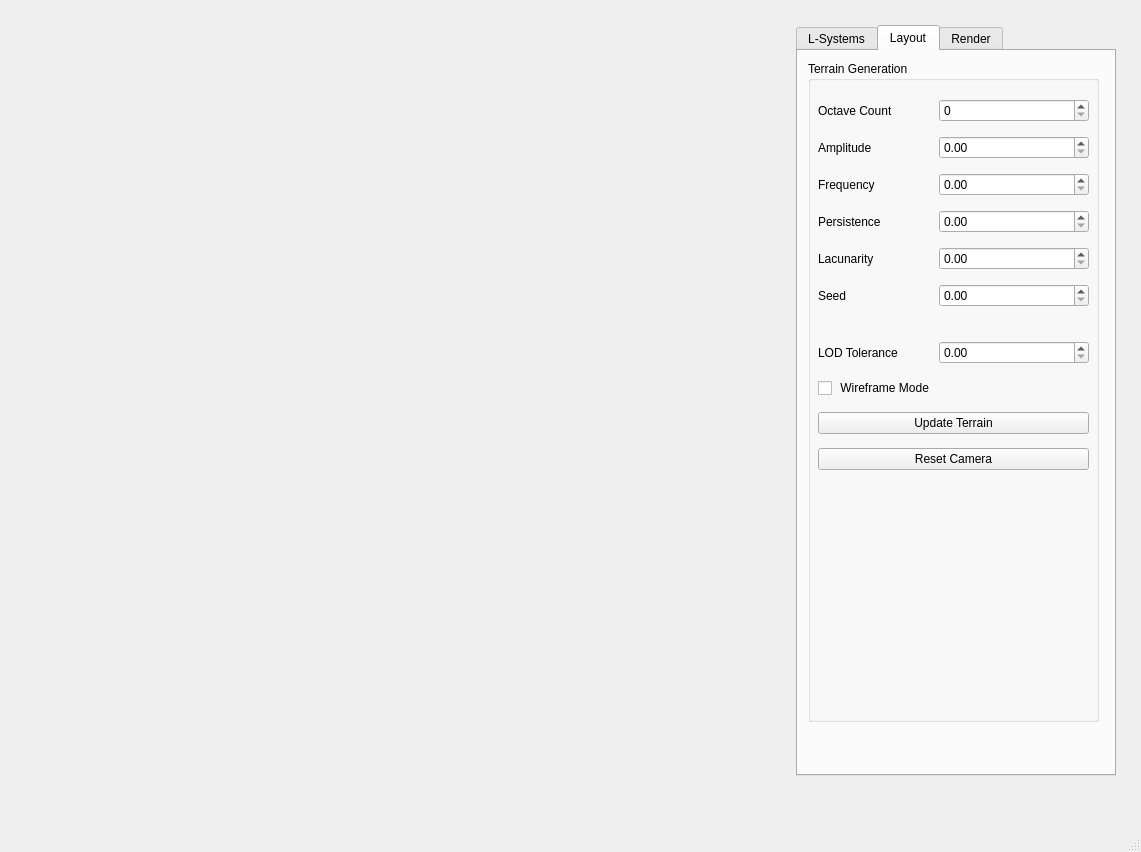
First picture: the form in ForestGenerator/ui/MainWindow.ui, repository BenCarey88/ForestGenerator, before the edit.
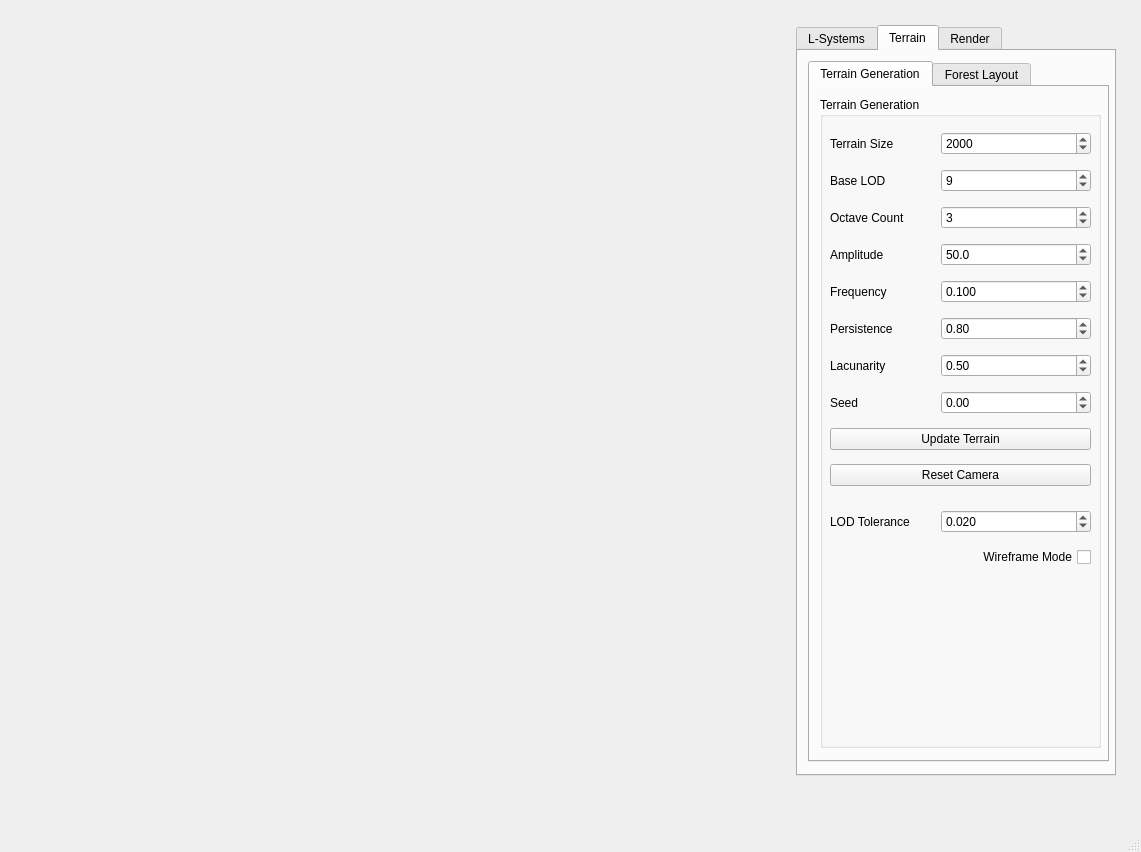
Second picture: the form after the edit. The open tabs and pages were chosen to show the change.

Commit message: improved the ui; added some comments to stuff; got a second  terrain tab now

What changed in the file:
```diff
--- a/ForestGenerator/ui/MainWindow.ui
+++ b/ForestGenerator/ui/MainWindow.ui
@@ -746,15 +746,34 @@
        </widget>
        <widget class="QWidget" name="layoutTab">
         <attribute name="title">
-         <string>Layout</string>
+         <string>Terrain</string>
+        </attribute>
+        <widget class="QTabWidget" name="m_terraintTab">
+         <property name="geometry">
+          <rect>
+           <x>10</x>
+           <y>10</y>
+           <width>301</width>
+           <height>701</height>
+          </rect>
+         </property>
+         <property name="tabPosition">
+          <enum>QTabWidget::North</enum>
+         </property>
+         <property name="currentIndex">
+          <number>0</number>
+         </property>
+         <widget class="QWidget" name="terrainGenTab">
+          <attribute name="title">
+           <string>Terrain Generation</string>
         </attribute>
         <widget class="QGroupBox" name="terrainGenerationBox">
          <property name="geometry">
           <rect>
            <x>10</x>
            <y>10</y>
-           <width>291</width>
-           <height>661</height>
+             <width>281</width>
+             <height>651</height>
           </rect>
          </property>
          <property name="title">
@@ -764,12 +783,87 @@
           <property name="geometry">
            <rect>
             <x>10</x>
-            <y>30</y>
-            <width>271</width>
-            <height>391</height>
-           </rect>
-          </property>
-          <layout class="QVBoxLayout" name="verticalLayout">
+              <y>27</y>
+              <width>261</width>
+              <height>461</height>
+             </rect>
+            </property>
+            <layout class="QVBoxLayout" name="terrainGeneratioLayout">
+             <item>
+              <layout class="QHBoxLayout" name="terrainSizeBox">
+               <item>
+                <widget class="QLabel" name="terrainSizeLabel">
+                 <property name="text">
+                  <string>Terrain Size</string>
+                 </property>
+                </widget>
+               </item>
+               <item>
+                <widget class="QDoubleSpinBox" name="m_terrainSize">
+                 <property name="sizePolicy">
+                  <sizepolicy hsizetype="Fixed" vsizetype="Fixed">
+                   <horstretch>0</horstretch>
+                   <verstretch>0</verstretch>
+                  </sizepolicy>
+                 </property>
+                 <property name="minimumSize">
+                  <size>
+                   <width>150</width>
+                   <height>0</height>
+                  </size>
+                 </property>
+                 <property name="decimals">
+                  <number>0</number>
+                 </property>
+                 <property name="maximum">
+                  <double>100000.000000000000000</double>
+                 </property>
+                 <property name="singleStep">
+                  <double>10.000000000000000</double>
+                 </property>
+                 <property name="value">
+                  <double>2000.000000000000000</double>
+                 </property>
+                </widget>
+               </item>
+              </layout>
+             </item>
+             <item>
+              <layout class="QHBoxLayout" name="LODBox">
+               <item>
+                <widget class="QLabel" name="LODLabel">
+                 <property name="text">
+                  <string>Base LOD</string>
+                 </property>
+                </widget>
+               </item>
+               <item>
+                <widget class="QSpinBox" name="m_LOD">
+                 <property name="sizePolicy">
+                  <sizepolicy hsizetype="Fixed" vsizetype="Fixed">
+                   <horstretch>0</horstretch>
+                   <verstretch>0</verstretch>
+                  </sizepolicy>
+                 </property>
+                 <property name="minimumSize">
+                  <size>
+                   <width>150</width>
+                   <height>0</height>
+                  </size>
+                 </property>
+                 <property name="minimum">
+                  <number>1</number>
+                 </property>
+                 <property name="maximum">
+                  <number>10</number>
+                 </property>
+                 <property name="value">
+                  <number>9</number>
+                 </property>
+                </widget>
+               </item>
+              </layout>
+             </item>
            <item>
             <layout class="QHBoxLayout" name="octaveCountBox">
              <item>
@@ -793,6 +887,9 @@
                  <height>0</height>
                 </size>
                </property>
+                 <property name="value">
+                  <number>3</number>
+                 </property>
               </widget>
              </item>
             </layout>
@@ -820,6 +917,18 @@
                  <height>0</height>
                 </size>
                </property>
+                 <property name="decimals">
+                  <number>1</number>
+                 </property>
+                 <property name="maximum">
+                  <double>99999.000000000000000</double>
+                 </property>
+                 <property name="singleStep">
+                  <double>10.000000000000000</double>
+                 </property>
+                 <property name="value">
+                  <double>50.000000000000000</double>
+                 </property>
               </widget>
              </item>
             </layout>
@@ -847,6 +956,21 @@
                  <height>0</height>
                 </size>
                </property>
+                 <property name="decimals">
+                  <number>3</number>
+                 </property>
+                 <property name="minimum">
+                  <double>-100.000000000000000</double>
+                 </property>
+                 <property name="maximum">
+                  <double>100.000000000000000</double>
+                 </property>
+                 <property name="singleStep">
+                  <double>0.010000000000000</double>
+                 </property>
+                 <property name="value">
+                  <double>0.100000000000000</double>
+                 </property>
               </widget>
              </item>
             </layout>
@@ -874,6 +998,15 @@
                  <height>0</height>
                 </size>
                </property>
+                 <property name="maximum">
+                  <double>1.000000000000000</double>
+                 </property>
+                 <property name="singleStep">
+                  <double>0.010000000000000</double>
+                 </property>
+                 <property name="value">
+                  <double>0.800000000000000</double>
+                 </property>
               </widget>
              </item>
             </layout>
@@ -901,6 +1034,12 @@
                  <height>0</height>
                 </size>
                </property>
+                 <property name="singleStep">
+                  <double>0.010000000000000</double>
+                 </property>
+                 <property name="value">
+                  <double>0.500000000000000</double>
+                 </property>
               </widget>
              </item>
             </layout>
@@ -928,10 +1067,30 @@
                  <height>0</height>
                 </size>
                </property>
+                 <property name="minimum">
+                  <double>-1000.000000000000000</double>
+                 </property>
+                 <property name="maximum">
+                  <double>1000.000000000000000</double>
+                 </property>
               </widget>
              </item>
             </layout>
            </item>
+             <item>
+              <widget class="QPushButton" name="m_updateTerrain">
+               <property name="text">
+                <string>Update Terrain</string>
+               </property>
+              </widget>
+             </item>
+             <item>
+              <widget class="QPushButton" name="m_resetCamera_terrain">
+               <property name="text">
+                <string>Reset Camera</string>
+               </property>
+              </widget>
+             </item>
            <item>
             <spacer name="verticalSpacer_3">
              <property name="orientation">
@@ -942,8 +1101,8 @@
              </property>
              <property name="sizeHint" stdset="0">
               <size>
-               <width>20</width>
-               <height>20</height>
+                 <width>10</width>
+                 <height>10</height>
               </size>
              </property>
             </spacer>
@@ -971,32 +1130,43 @@
                  <height>0</height>
                 </size>
                </property>
+                 <property name="decimals">
+                  <number>3</number>
+                 </property>
+                 <property name="minimum">
+                  <double>0.000000000000000</double>
+                 </property>
+                 <property name="maximum">
+                  <double>1000.000000000000000</double>
+                 </property>
+                 <property name="singleStep">
+                  <double>0.010000000000000</double>
+                 </property>
+                 <property name="value">
+                  <double>0.020000000000000</double>
+                 </property>
               </widget>
              </item>
             </layout>
            </item>
            <item>
             <widget class="QCheckBox" name="m_wireframe">
+               <property name="layoutDirection">
+                <enum>Qt::RightToLeft</enum>
+               </property>
              <property name="text">
               <string> Wireframe Mode</string>
              </property>
             </widget>
            </item>
-           <item>
-            <widget class="QPushButton" name="m_updateTerrain">
-             <property name="text">
-              <string>Update Terrain</string>
-             </property>
-            </widget>
-           </item>
-           <item>
-            <widget class="QPushButton" name="m_resetCamera_layout">
-             <property name="text">
-              <string>Reset Camera</string>
-             </property>
-            </widget>
-           </item>
-          </layout>
+            </layout>
+           </widget>
+          </widget>
+         </widget>
+         <widget class="QWidget" name="tab_4">
+          <attribute name="title">
+           <string>Forest Layout</string>
+          </attribute>
          </widget>
         </widget>
        </widget>
```
Left out of the diff: 9 changed lines with no effect on the pictures. Lines whose indentation alone changed are shown as unchanged. The commit also changes 10 other files.
